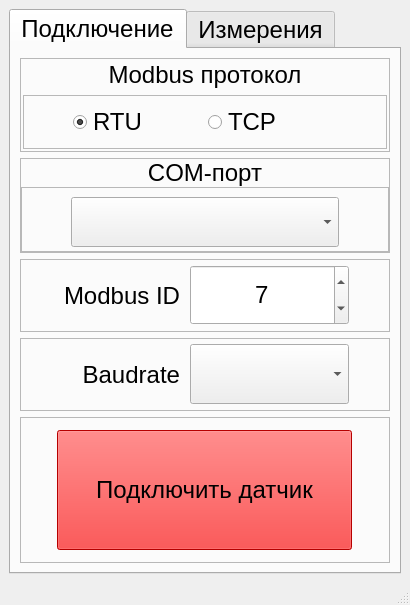
The window that VibroTempSensor.ui (BuslaySt/Rotor-rotation) describes before a commit, drawn with Qt 5.
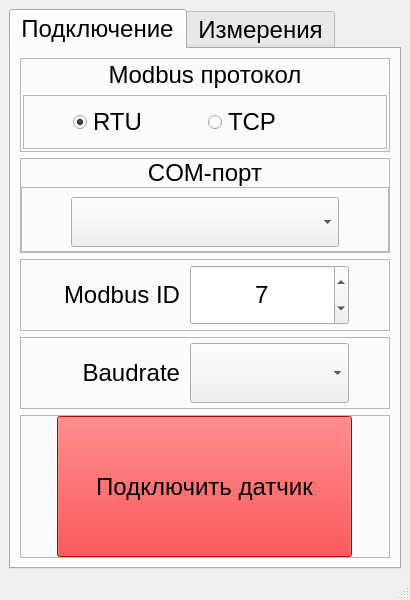
The same window after the commit. Icons and pictures are not drawn.

```diff
--- a/VibroTempSensor.ui
+++ b/VibroTempSensor.ui
@@ -7,7 +7,7 @@
     <x>0</x>
     <y>0</y>
     <width>410</width>
-    <height>605</height>
+    <height>600</height>
    </rect>
   </property>
   <property name="minimumSize">
@@ -482,7 +482,7 @@
            <item>
             <widget class="QPushButton" name="pBtn_Connect">
              <property name="sizePolicy">
-              <sizepolicy hsizetype="Minimum" vsizetype="Maximum">
+              <sizepolicy hsizetype="Minimum" vsizetype="Minimum">
                <horstretch>0</horstretch>
                <verstretch>0</verstretch>
               </sizepolicy>
```
